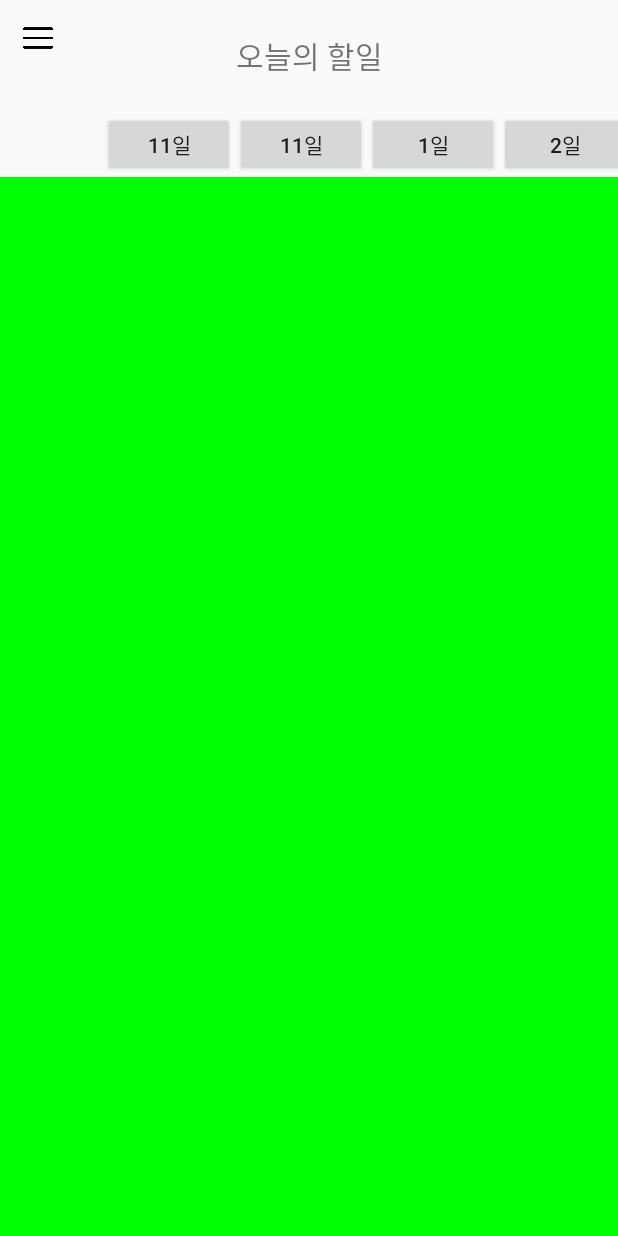
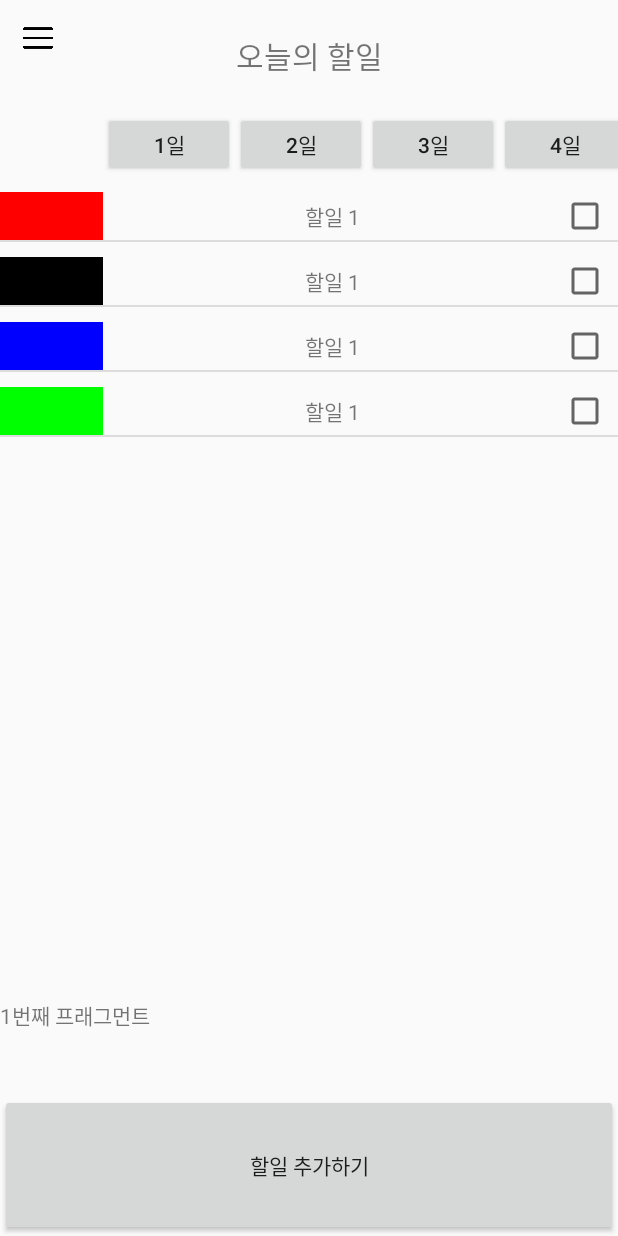
Before and after one commit to uniz21/OpenSourceAndroid, an Android app: the screen it shows after launch (MainActivity), after a tap on "1일", on a phone screen of 412 x 824 dp. Run offline under Robolectric (Android 15) with nearby library versions, the phone set to English and light mode, and no system bars.

Commit message:
할일 테스트(프레그먼트 동적 생성 및 전환)

```diff
--- a/app/src/main/java/com/example/yoony/opensourceandroidproject/MainActivity.java
+++ b/app/src/main/java/com/example/yoony/opensourceandroidproject/MainActivity.java
@@ -1,12 +1,10 @@
 package com.example.yoony.opensourceandroidproject;
 
-import android.graphics.Color;
 import android.os.Bundle;
 import android.support.annotation.Nullable;
 import android.support.design.widget.NavigationView;
 import android.support.v4.app.Fragment;
 import android.support.v4.app.FragmentManager;
-import android.support.v4.app.FragmentTransaction;
 import android.support.v4.view.GravityCompat;
 import android.support.v4.widget.DrawerLayout;
 import android.support.v7.app.AppCompatActivity;
@@ -16,19 +14,14 @@ import android.view.View;
 import android.widget.Button;
 import android.widget.ImageButton;
 import android.widget.LinearLayout;
-import android.widget.ListView;
-
-import java.util.ArrayList;
 import java.util.Calendar;
-import java.util.List;
 
 public class MainActivity extends AppCompatActivity implements View.OnClickListener,NavigationView.OnNavigationItemSelectedListener{
 
     Calendar cal = Calendar.getInstance();
     int maxDayOfMonth=cal.getActualMaximum(Calendar.DAY_OF_MONTH);
-    int thisMonth=cal.get(Calendar.MONTH);
-
-    ArrayList<SampleData> todoDataList;//샘플 리스트 데이터
+    int thisDay=cal.get(Calendar.DAY_OF_MONTH);
+    int thisMonth=cal.get(Calendar.MONTH)+1;
 
     private static final String FRAGMENT_TAG = "FRAGMENT_TAG";
     private static final String KEY_NUMBER = "KEY_NUMBER";
@@ -38,17 +31,14 @@ public class MainActivity extends AppCompatActivity implements View.OnClickListe
         public void onBackStackChanged() {
             FragmentManager fragmentManager = getSupportFragmentManager();
             int count = 0;
-            Log.d("s",fragmentManager.getFragments().toString());
             for(Fragment f:fragmentManager.getFragments()){
                 if(f!=null){
                     count++;
                 }
             }
             mNumber = count;
-            Log.d("MainActivity","onBackStackChanged mNumber=" + mNumber);
         }
     };
-
 
     @Override
     protected void onCreate(@Nullable Bundle savedInstanceState) {
@@ -79,29 +69,21 @@ public class MainActivity extends AppCompatActivity implements View.OnClickListe
             }
         });
 
-        //*****************************************************************************
-
-//        MyFragment todoListFragment = (MyFragment)getSupportFragmentManager().findFragmentById(R.id.listfragment); //리스트프레그먼트 화딱지나서 포기
-//        todoListFragment.setToToast(this,myAdapter);
-//        todoListFragment.setListAdapter(myAdapter);
-
-        //*****************************************************************************
-
         FragmentManager fragmentManager = getSupportFragmentManager();
-        fragmentManager.addOnBackStackChangedListener(mListner);
+       // fragmentManager.addOnBackStackChangedListener(mListner);
         Fragment fragment = fragmentManager.findFragmentByTag(FRAGMENT_TAG);
-        Log.d("MainActivity","onCreate fragment ="+fragment+",mNumber ="+mNumber);
-//        if(savedInstanceState==null){//최초 프레그먼트 생성
-//            Log.d("enterIf","savedInstanceState=null");
-//            fragmentManager.beginTransaction()
-//                    .add(R.id.fragment_container,MyFragment.getInstace(mNumber),FRAGMENT_TAG)
-//                    .addToBackStack(null)
-//                    .commit();
-//        }
+        Log.d("MainActivity","onCreate fragment ="+fragment);
+        if(savedInstanceState==null){//초기 프레그먼트 생성
+            Log.d("enterIf","savedInstanceState=null");
+            fragmentManager.beginTransaction()
+                    .add(R.id.fragment_container,MyFragment.getInstace(thisDay),FRAGMENT_TAG)
+                    .addToBackStack(null)
+                    .commit();
+        }
 
         LinearLayout tabLayout = (LinearLayout)findViewById(R.id.tabWidget);
 
-        for(int i=0;i<maxDayOfMonth;i++){//해당월의 날짜 수 만큼 버튼 및 프레그먼트 생성
+        for(int i=0;i<maxDayOfMonth;i++){//해당월의 날짜 수 만큼 버튼 생성
 
             Button btn = new Button(this);//버튼 생성
             btn.setText((i+1)+"일");
@@ -109,37 +91,11 @@ public class MainActivity extends AppCompatActivity implements View.OnClickListe
             btn.setOnClickListener(this);
             tabLayout.addView(btn);
 
-            fragmentManager.beginTransaction()//프레그먼트 생성
-                    .add(R.id.fragment_container,MyFragment.getInstace(i+1))
-                    .addToBackStack(null)
-                    .commit();
         }
-
-
-        this.InitializeToDoData();
-        MyAdapter myAdapter = new MyAdapter(this,todoDataList);
-
-        ListView listView = (ListView)findViewById(R.id.listview);
-        listView.setAdapter(myAdapter);//어댑터 연결
 
 //        FragmentManager fragmentManager = getSupportFragmentManager();//프레그먼트 삭제
 //        fragmentManager.popBackStack();
 
-
-
-
-        //임의로 액티비티 호출 시점에 어느 프레그먼트를 프레임레이아웃에 띄울 것인지를 결정
-        //callFragment(FRAGMENT2);
-    }
-
-    //*****************************************************************************
-    public void InitializeToDoData(){//샘플 리스트 데이터
-        todoDataList = new ArrayList<SampleData>();
-
-        todoDataList.add(new SampleData(Color.RED,"할일 1",false));
-        todoDataList.add(new SampleData(Color.BLACK,"할일 1",false));
-        todoDataList.add(new SampleData(Color.BLUE,"할일 1",false));
-        todoDataList.add(new SampleData(Color.GREEN,"할일 1",false));
     }
 
     @Override
@@ -161,28 +117,6 @@ public class MainActivity extends AppCompatActivity implements View.OnClickListe
         mNumber = savedInstanceState.getInt(KEY_NUMBER);
     }
 
-    //    public static void setListViewHeightBasedOnChildren(ListView listView) {//height 분할
-//        ListAdapter listAdapter = listView.getAdapter();
-//        if (listAdapter == null) {
-//            // pre-condition
-//            return;
-//        }
-//
-//        int totalHeight = 0;
-//        int desiredWidth = View.MeasureSpec.makeMeasureSpec(listView.getWidth(), View.MeasureSpec.AT_MOST);
-//
-//        for (int i = 0; i < listAdapter.getCount(); i++) {
-//            View listItem = listAdapter.getView(i, null, listView);
-//            listItem.measure(desiredWidth, View.MeasureSpec.UNSPECIFIED);
-//            totalHeight += listItem.getMeasuredHeight();
-//        }
-//
-//        ViewGroup.LayoutParams params = listView.getLayoutParams();
-//        params.height = totalHeight + (listView.getDividerHeight() * (listAdapter.getCount() - 1));
-//        listView.setLayoutParams(params);
-//        listView.requestLayout();
-//    }
-//    //*****************************************************************************
     //탭 클릭시
     @Override
     public void onClick(View v) {
@@ -190,9 +124,10 @@ public class MainActivity extends AppCompatActivity implements View.OnClickListe
     }
 
     private void callFragment(int fragment_no){//프래그먼트 전환
-        FragmentTransaction transaction = getSupportFragmentManager().beginTransaction();
-        Log.d("transactionFragment",""+getSupportFragmentManager().getFragments().get((fragment_no%100)));
-        transaction.replace(R.id.fragment_container,getSupportFragmentManager().getFragments().get((fragment_no%100)));
+        int i=(fragment_no%100);
+        FragmentManager fragmentManager=getSupportFragmentManager();
+        fragmentManager.beginTransaction().replace(R.id.fragment_container,MyFragment.getInstace(i)).addToBackStack(null).commit();//replace로 했더니 프레그먼트매니저가 초기화된다.
+
     }
     @Override
     public void onBackPressed() {
--- a/app/src/main/java/com/example/yoony/opensourceandroidproject/MyAdapter.java
+++ b/app/src/main/java/com/example/yoony/opensourceandroidproject/MyAdapter.java
@@ -40,7 +40,7 @@ public class MyAdapter extends BaseAdapter {
 
     @Override
     public View getView(int position, View convertView, ViewGroup parent) {
-        View view = mLayoutInflater.inflate(R.layout.list_data,null);
+        View view = mLayoutInflater.inflate(R.layout.list_data,null);//리스트 양식 샘플
 
         LinearLayout questcolor = (LinearLayout)view.findViewById(R.id.questColor);
 
@@ -52,7 +52,7 @@ public class MyAdapter extends BaseAdapter {
 
         todo_thing.setText(sample.get(position).getJob());
 
-        isDone.setActivated(sample.get(position).isIschecked());
+        isDone.setActivated(sample.get(position).isChecked());
 
         return view;
     }
--- /dev/null
+++ b/app/src/main/java/com/example/yoony/opensourceandroidproject/MyFragment.java
@@ -0,0 +1,68 @@
+package com.example.yoony.opensourceandroidproject;
+
+import android.graphics.Color;
+import android.os.Bundle;
+import android.support.annotation.NonNull;
+import android.support.annotation.Nullable;
+import android.support.v4.app.Fragment;
+import android.util.Log;
+import android.view.LayoutInflater;
+import android.view.View;
+import android.view.ViewGroup;
+import android.widget.ListView;
+import android.widget.TextView;
+
+import java.util.ArrayList;
+
+
+public class MyFragment extends Fragment {
+
+    private static final String ARG_NO = "ARG_NO";
+
+    public MyFragment() {
+    }
+
+    public static MyFragment getInstace(int no){
+        MyFragment fragment = new MyFragment();
+        Bundle args = new Bundle();
+        args.putInt(ARG_NO,no);
+        fragment.setArguments(args);
+        return fragment;
+    }
+
+    @Nullable
+    @Override
+    public View onCreateView(@NonNull LayoutInflater inflater, @Nullable ViewGroup container, @Nullable Bundle savedInstanceState) {
+        View view = inflater.inflate(R.layout.listfragment,null);
+        ArrayList<SampleData> a=new ArrayList<SampleData>();//데이터베이스
+        a.add(new SampleData(Color.RED,"할일 1",false));
+        a.add(new SampleData(Color.BLACK,"할일 1",false));
+        a.add(new SampleData(Color.BLUE,"할일 1",false));
+        a.add(new SampleData(Color.GREEN,"할일 1",false));
+
+        MyAdapter myAdapter = new MyAdapter(getActivity(),a);
+
+        ListView listView = (ListView)view.findViewById(R.id.listView);
+        listView.setAdapter(myAdapter);//어댑터 연결
+
+        return view;
+    }
+
+    @Override
+    public void onCreate(@Nullable Bundle savedInstanceState) {
+        super.onCreate(savedInstanceState);
+        int no = getArguments().getInt(ARG_NO,0);
+        String text = "" + no + "번째 프래그먼트";
+        Log.d("MyFragment","onCreate"+text);
+    }
+
+    @Override
+    public void onViewCreated(@NonNull View view, @Nullable Bundle savedInstanceState) {
+        super.onViewCreated(view, savedInstanceState);
+        TextView textView = (TextView)view.findViewById(R.id.text);
+        int no = getArguments().getInt(ARG_NO,0);
+        String text = "" + no + "번째 프래그먼트";
+        Log.d("MyFragment","onCreate"+text);
+        textView.setText(text);//프레그먼트 전환 구분
+    }
+}
--- a/app/src/main/java/com/example/yoony/opensourceandroidproject/SampleData.java
+++ b/app/src/main/java/com/example/yoony/opensourceandroidproject/SampleData.java
@@ -19,7 +19,7 @@ public class SampleData {
         return this.job;
     }
 
-    public boolean isIschecked() {
+    public boolean isChecked() {
         return this.ischecked;
     }
 }
--- a/app/src/main/java/com/example/yoony/opensourceandroidproject/ToDoListFragment.java
+++ /dev/null
@@ -1,21 +0,0 @@
-package com.example.yoony.opensourceandroidproject;
-
-import android.os.Bundle;
-import android.support.annotation.NonNull;
-import android.support.annotation.Nullable;
-import android.support.v4.app.Fragment;
-import android.view.LayoutInflater;
-import android.view.View;
-import android.view.ViewGroup;
-
-public class ToDoListFragment extends Fragment {
-    public ToDoListFragment(){
-
-    }
-
-    @Nullable
-    @Override
-    public View onCreateView(@NonNull LayoutInflater inflater, @Nullable ViewGroup container, @Nullable Bundle savedInstanceState) {
-        return inflater.inflate(R.layout.listfragment,container,false);
-    }
-}
--- a/app/src/main/res/layout/list_data.xml
+++ b/app/src/main/res/layout/list_data.xml
@@ -1,14 +1,15 @@
 <?xml version="1.0" encoding="utf-8"?>
-<android.support.constraint.ConstraintLayout xmlns:android="http://schemas.android.com/apk/res/android"
+<LinearLayout xmlns:android="http://schemas.android.com/apk/res/android"
     android:layout_width="match_parent"
     android:layout_height="match_parent"
-    xmlns:app="http://schemas.android.com/apk/res-auto">
+    android:orientation="vertical">
 
     <LinearLayout
         android:id="@+id/dataLayout"
         android:layout_width="match_parent"
         android:layout_height="wrap_content"
-        android:orientation="horizontal">
+        android:orientation="horizontal"
+        android:layout_marginTop="10dp">
 
         <LinearLayout
             android:id="@+id/questColor"
@@ -42,4 +43,4 @@
 
     </LinearLayout>
 
-</android.support.constraint.ConstraintLayout>
+</LinearLayout>
--- a/app/src/main/res/layout/listfragment.xml
+++ b/app/src/main/res/layout/listfragment.xml
@@ -2,8 +2,24 @@
 <LinearLayout xmlns:android="http://schemas.android.com/apk/res/android"
     android:layout_width="match_parent"
     android:layout_height="match_parent"
-    android:orientation="vertical"
-    android:id="@+id/fragment_container">
+    android:orientation="vertical">
 
+    <LinearLayout
+        android:layout_width="match_parent"
+        android:layout_height="wrap_content"
+        android:layout_weight="9"
+        android:orientation="vertical">
 
+        <ListView
+            android:id="@+id/listView"
+            android:layout_width="match_parent"
+            android:layout_height="match_parent"/>
+
+    </LinearLayout>
+    <TextView
+        android:layout_width="match_parent"
+        android:layout_height="wrap_content"
+        android:layout_weight="1"
+        android:id="@+id/text"
+        android:text="test"/>
 </LinearLayout>
--- a/app/src/main/res/layout/today_todo.xml
+++ b/app/src/main/res/layout/today_todo.xml
@@ -55,23 +55,9 @@
                         android:layout_height="match_parent"
                         android:orientation="horizontal">
 
-                        <Button
-                            android:id="@+id/tabBtnTest"
-                            android:layout_width="wrap_content"
-                            android:layout_height="wrap_content"
-                            android:layout_weight="1"
-                            android:text="11일" />
-
-                        <Button
-                            android:id="@+id/tabBtnTest6"
-                            android:layout_width="wrap_content"
-                            android:layout_height="wrap_content"
-                            android:layout_weight="1"
-                            android:text="11일" />
                     </LinearLayout>
                 </HorizontalScrollView>
             </LinearLayout>
-
         </LinearLayout>
 
         <LinearLayout
@@ -81,12 +67,23 @@
             android:orientation="vertical">
 
             <FrameLayout
-                android:id="@+id/content"
                 android:layout_width="match_parent"
-                android:layout_height="match_parent"
-                android:background="#0f0"
-                android:orientation="vertical"></FrameLayout>
+                android:layout_height="wrap_content"
+                android:orientation="vertical"
+                android:id="@+id/fragment_container"
+                android:layout_weight="9"/>
+
+            <LinearLayout
+                android:layout_width="match_parent"
+                android:layout_height="wrap_content"
+                android:orientation="vertical"
+                android:layout_weight="1">
+                <Button
+                    android:id="@+id/addListBtn"
+                    android:layout_width="match_parent"
+                    android:layout_height="match_parent"
+                    android:text="할일 추가하기" />
+            </LinearLayout>
         </LinearLayout>
-
     </LinearLayout>
 </LinearLayout>
```
